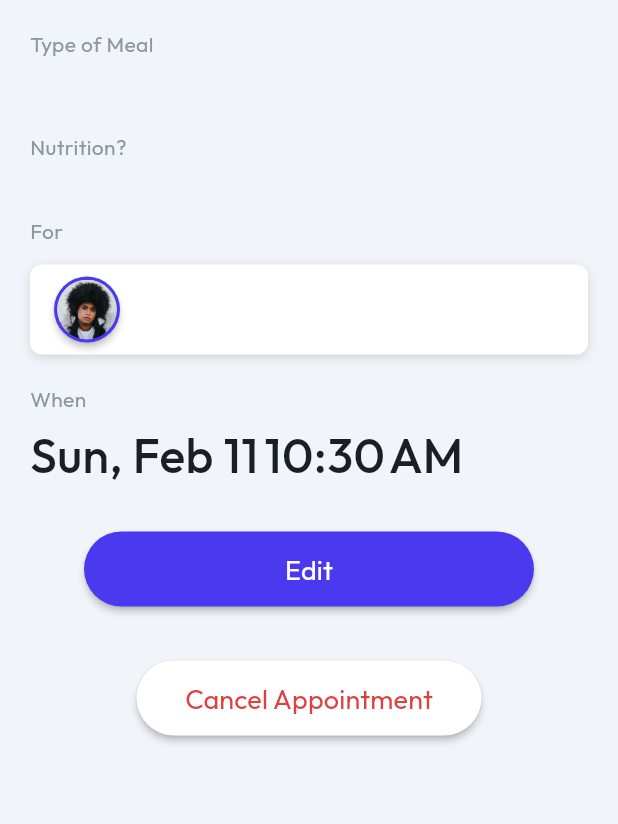
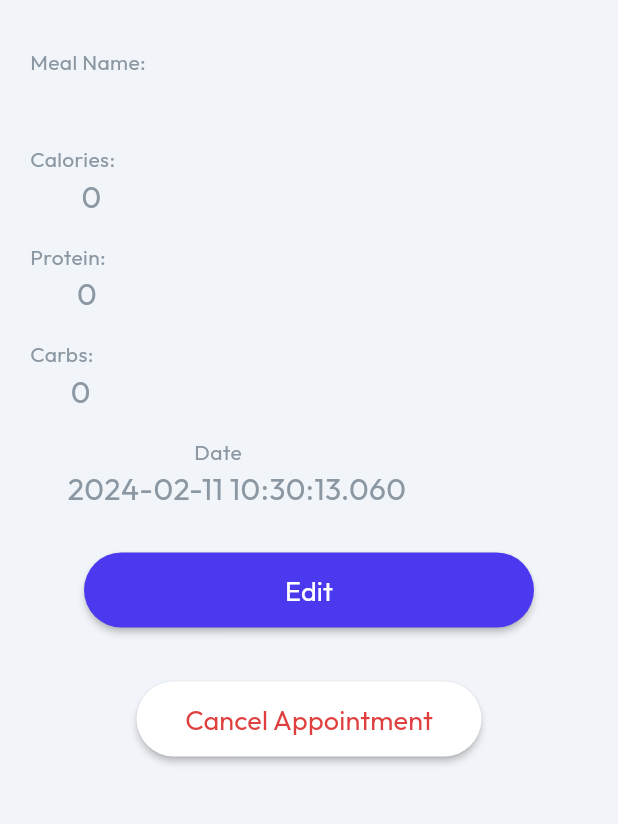
Before and after one commit to SavageFalcon/NutriFit, a Flutter app: the AppointmentDetailsWidget screen opened directly with empty values, on a phone screen of 412 x 824 dp, the part 61-885 px from its top. Run offline on Flutter 3.47's test engine with Material 3 defaults, Android fonts, the phone set to English and light mode, and no system bars; drawn by our look-alikes of auto_size_text; our stand-ins replace cloud_firestore, file_picker, firebase_auth, firebase_core, firebase_storage, flutter_animate and 15 more; missing offline and left inert: json_path, mime_type; accounts and stored records are empty; statements that could not run were skipped.

Commit message:
Updating to latest FlutterFlow output.

```diff
--- a/lib/pages/appointment_details/appointment_details_widget.dart
+++ b/lib/pages/appointment_details/appointment_details_widget.dart
@@ -104,39 +104,55 @@ class _AppointmentDetailsWidgetState extends State<AppointmentDetailsWidget> {
             centerTitle: false,
             elevation: 0.0,
           ),
-          body: SingleChildScrollView(
+          body: Column(
+            mainAxisSize: MainAxisSize.max,
+            children: [
+              SingleChildScrollView(
                 child: Column(
                   mainAxisSize: MainAxisSize.max,
                   children: [
                     Padding(
-                  padding: EdgeInsetsDirectional.fromSTEB(20.0, 4.0, 20.0, 0.0),
+                      padding:
+                          EdgeInsetsDirectional.fromSTEB(20.0, 16.0, 20.0, 0.0),
                       child: Row(
                         mainAxisSize: MainAxisSize.max,
                         children: [
-                      Expanded(
+                          Column(
+                            mainAxisSize: MainAxisSize.max,
+                            children: [
+                              Align(
+                                alignment: AlignmentDirectional(-1.0, 0.0),
                                 child: Text(
-                          'Type of Meal',
-                          style: FlutterFlowTheme.of(context).bodyMedium,
+                                  'Meal Name:',
+                                  textAlign: TextAlign.start,
+                                  style: FlutterFlowTheme.of(context)
+                                      .bodyMedium
+                                      .override(
+                                        fontFamily: 'Outfit',
+                                        fontSize: 14.0,
+                                      ),
+                                ),
+                              ),
+                              Align(
+                                alignment: AlignmentDirectional(-1.0, 0.0),
+                                child: Padding(
+                                  padding: EdgeInsetsDirectional.fromSTEB(
+                                      25.0, 0.0, 0.0, 0.0),
+                                  child: Text(
+                                    appointmentDetailsAppointmentsRecord
+                                        .mealName,
+                                    textAlign: TextAlign.start,
+                                    style: FlutterFlowTheme.of(context)
+                                        .bodyMedium
+                                        .override(
+                                          fontFamily: 'Outfit',
+                                          fontSize: 20.0,
+                                          decoration: TextDecoration.underline,
+                                        ),
+                                  ),
                                 ),
                               ),
                             ],
-                  ),
-                ),
-                Padding(
-                  padding: EdgeInsetsDirectional.fromSTEB(20.0, 4.0, 20.0, 0.0),
-                  child: Row(
-                    mainAxisSize: MainAxisSize.max,
-                    children: [
-                      Expanded(
-                        child: Text(
-                          appointmentDetailsAppointmentsRecord.appointmentType,
-                          style: FlutterFlowTheme.of(context)
-                              .headlineSmall
-                              .override(
-                                fontFamily: 'Outfit',
-                                fontWeight: FontWeight.bold,
-                              ),
-                        ),
                           ),
                         ],
                       ),
@@ -147,202 +163,190 @@ class _AppointmentDetailsWidgetState extends State<AppointmentDetailsWidget> {
                       child: Row(
                         mainAxisSize: MainAxisSize.max,
                         children: [
-                      Expanded(
+                          Column(
+                            mainAxisSize: MainAxisSize.max,
+                            children: [
+                              Align(
+                                alignment: AlignmentDirectional(-1.0, 0.0),
                                 child: Text(
-                          'Nutrition?',
-                          style: FlutterFlowTheme.of(context).bodyMedium,
+                                  'Calories:',
+                                  textAlign: TextAlign.start,
+                                  style: FlutterFlowTheme.of(context)
+                                      .bodyMedium
+                                      .override(
+                                        fontFamily: 'Outfit',
+                                        fontSize: 14.0,
+                                      ),
+                                ),
+                              ),
+                              Align(
+                                alignment: AlignmentDirectional(-1.0, 0.0),
+                                child: Padding(
+                                  padding: EdgeInsetsDirectional.fromSTEB(
+                                      25.0, 0.0, 0.0, 0.0),
+                                  child: Text(
+                                    appointmentDetailsAppointmentsRecord
+                                        .calorieCount
+                                        .toString(),
+                                    textAlign: TextAlign.start,
+                                    style: FlutterFlowTheme.of(context)
+                                        .bodyMedium
+                                        .override(
+                                          fontFamily: 'Outfit',
+                                          fontSize: 20.0,
+                                        ),
+                                  ),
                                 ),
                               ),
                             ],
-                  ),
-                ),
-                Padding(
-                  padding: EdgeInsetsDirectional.fromSTEB(20.0, 4.0, 20.0, 0.0),
-                  child: Row(
-                    mainAxisSize: MainAxisSize.max,
-                    children: [
-                      Expanded(
-                        child: Text(
-                          appointmentDetailsAppointmentsRecord
-                              .appointmentDescription,
-                          style: FlutterFlowTheme.of(context).bodySmall,
-                        ),
                           ),
                         ],
                       ),
                     ),
                     Padding(
                       padding:
-                      EdgeInsetsDirectional.fromSTEB(20.0, 12.0, 20.0, 0.0),
+                          EdgeInsetsDirectional.fromSTEB(20.0, 16.0, 20.0, 0.0),
                       child: Row(
                         mainAxisSize: MainAxisSize.max,
                         children: [
-                      Expanded(
-                        child: Text(
-                          'For',
-                          style: FlutterFlowTheme.of(context).bodyMedium,
-                        ),
-                      ),
-                    ],
-                  ),
-                ),
-                Align(
-                  alignment: AlignmentDirectional(0.0, 0.0),
-                  child: Padding(
-                    padding:
-                        EdgeInsetsDirectional.fromSTEB(20.0, 12.0, 20.0, 0.0),
-                    child: StreamBuilder<AppointmentsRecord>(
-                      stream: AppointmentsRecord.getDocument(
-                          appointmentDetailsAppointmentsRecord.reference),
-                      builder: (context, snapshot) {
-                        // Customize what your widget looks like when it's loading.
-                        if (!snapshot.hasData) {
-                          return Center(
-                            child: SizedBox(
-                              width: 40.0,
-                              height: 40.0,
-                              child: SpinKitPumpingHeart(
-                                color: FlutterFlowTheme.of(context).primary,
-                                size: 40.0,
-                              ),
-                            ),
-                          );
-                        }
-                        final containerAppointmentsRecord = snapshot.data!;
-                        return Container(
-                          width: double.infinity,
-                          height: 60.0,
-                          decoration: BoxDecoration(
-                            color: FlutterFlowTheme.of(context)
-                                .secondaryBackground,
-                            boxShadow: [
-                              BoxShadow(
-                                blurRadius: 5.0,
-                                color: Color(0x230E151B),
-                                offset: Offset(0.0, 2.0),
-                              )
-                            ],
-                            borderRadius: BorderRadius.circular(8.0),
-                          ),
-                          child: Padding(
-                            padding: EdgeInsetsDirectional.fromSTEB(
-                                12.0, 0.0, 12.0, 0.0),
-                            child: Row(
+                          Column(
                             mainAxisSize: MainAxisSize.max,
                             children: [
-                                Card(
-                                  clipBehavior: Clip.antiAliasWithSaveLayer,
-                                  color: FlutterFlowTheme.of(context).primary,
-                                  elevation: 2.0,
-                                  shape: RoundedRectangleBorder(
-                                    borderRadius: BorderRadius.circular(40.0),
-                                  ),
-                                  child: Padding(
-                                    padding: EdgeInsets.all(2.0),
-                                    child: Container(
-                                      width: 40.0,
-                                      height: 40.0,
-                                      clipBehavior: Clip.antiAlias,
-                                      decoration: BoxDecoration(
-                                        shape: BoxShape.circle,
-                                      ),
-                                      child: Image.asset(
-                                        'assets/images/UI_avatar_2@3x.png',
-                                      ),
-                                    ),
-                                  ),
-                                ),
-                                Padding(
-                                  padding: EdgeInsetsDirectional.fromSTEB(
-                                      12.0, 0.0, 0.0, 0.0),
-                                  child: Column(
-                                    mainAxisSize: MainAxisSize.max,
-                                    mainAxisAlignment: MainAxisAlignment.center,
-                                    crossAxisAlignment:
-                                        CrossAxisAlignment.start,
-                                    children: [
-                                      Row(
-                                        mainAxisSize: MainAxisSize.max,
-                                        children: [
-                                          Text(
-                                            appointmentDetailsAppointmentsRecord
-                                                .appointmentName,
-                                            style: FlutterFlowTheme.of(context)
-                                                .headlineSmall,
-                                          ),
-                                        ],
-                                      ),
-                                      Text(
-                                        appointmentDetailsAppointmentsRecord
-                                            .appointmentEmail,
+                              Align(
+                                alignment: AlignmentDirectional(-1.0, 0.0),
+                                child: Text(
+                                  'Protein:',
+                                  textAlign: TextAlign.start,
                                   style: FlutterFlowTheme.of(context)
                                       .bodyMedium
                                       .override(
                                         fontFamily: 'Outfit',
-                                              color:
-                                                  FlutterFlowTheme.of(context)
-                                                      .primary,
-                                            ),
-                                      ),
-                                    ],
-                                  ),
-                                ),
-                              ],
-                            ),
-                          ),
-                        );
-                      },
+                                        fontSize: 14.0,
                                       ),
                                 ),
                               ),
-                Padding(
-                  padding: EdgeInsetsDirectional.fromSTEB(20.0, 4.0, 20.0, 0.0),
-                  child: Row(
-                    mainAxisSize: MainAxisSize.max,
-                    children: [
-                      Expanded(
+                              Align(
+                                alignment: AlignmentDirectional(-1.0, 0.0),
                                 child: Padding(
                                   padding: EdgeInsetsDirectional.fromSTEB(
-                              0.0, 16.0, 0.0, 0.0),
+                                      25.0, 0.0, 0.0, 0.0),
                                   child: Text(
-                            'When',
-                            style: FlutterFlowTheme.of(context).bodyMedium,
+                                    appointmentDetailsAppointmentsRecord
+                                        .proteinCount
+                                        .toString(),
+                                    textAlign: TextAlign.start,
+                                    style: FlutterFlowTheme.of(context)
+                                        .bodyMedium
+                                        .override(
+                                          fontFamily: 'Outfit',
+                                          fontSize: 20.0,
+                                        ),
                                   ),
                                 ),
                               ),
                             ],
                           ),
+                        ],
+                      ),
                     ),
                     Padding(
-                  padding: EdgeInsetsDirectional.fromSTEB(20.0, 4.0, 20.0, 0.0),
+                      padding:
+                          EdgeInsetsDirectional.fromSTEB(20.0, 16.0, 20.0, 0.0),
                       child: Row(
                         mainAxisSize: MainAxisSize.max,
                         children: [
-                      Text(
-                        dateTimeFormat(
-                            'MMMEd',
-                            appointmentDetailsAppointmentsRecord
-                                .appointmentTime!),
-                        style: FlutterFlowTheme.of(context).displaySmall,
+                          Column(
+                            mainAxisSize: MainAxisSize.max,
+                            children: [
+                              Align(
+                                alignment: AlignmentDirectional(-1.0, 0.0),
+                                child: Text(
+                                  'Carbs:',
+                                  textAlign: TextAlign.start,
+                                  style: FlutterFlowTheme.of(context)
+                                      .bodyMedium
+                                      .override(
+                                        fontFamily: 'Outfit',
+                                        fontSize: 14.0,
                                       ),
-                      Expanded(
+                                ),
+                              ),
+                              Align(
+                                alignment: AlignmentDirectional(-1.0, 0.0),
                                 child: Padding(
                                   padding: EdgeInsetsDirectional.fromSTEB(
-                              4.0, 0.0, 0.0, 0.0),
+                                      25.0, 0.0, 0.0, 0.0),
                                   child: Text(
-                            dateTimeFormat(
-                                'jm',
                                     appointmentDetailsAppointmentsRecord
-                                    .appointmentTime!),
-                            style: FlutterFlowTheme.of(context).displaySmall,
+                                        .carbCount
+                                        .toString(),
+                                    textAlign: TextAlign.start,
+                                    style: FlutterFlowTheme.of(context)
+                                        .bodyMedium
+                                        .override(
+                                          fontFamily: 'Outfit',
+                                          fontSize: 20.0,
+                                        ),
                                   ),
                                 ),
                               ),
                             ],
                           ),
+                        ],
+                      ),
                     ),
                     Padding(
-                  padding: EdgeInsetsDirectional.fromSTEB(0.0, 28.0, 0.0, 36.0),
+                      padding:
+                          EdgeInsetsDirectional.fromSTEB(20.0, 16.0, 20.0, 0.0),
+                      child: Row(
+                        mainAxisSize: MainAxisSize.max,
+                        children: [
+                          Column(
+                            mainAxisSize: MainAxisSize.max,
+                            children: [
+                              Align(
+                                alignment: AlignmentDirectional(-1.0, 0.0),
+                                child: Text(
+                                  'Date',
+                                  textAlign: TextAlign.start,
+                                  style: FlutterFlowTheme.of(context)
+                                      .bodyMedium
+                                      .override(
+                                        fontFamily: 'Outfit',
+                                        fontSize: 14.0,
+                                      ),
+                                ),
+                              ),
+                              Align(
+                                alignment: AlignmentDirectional(-1.0, 0.0),
+                                child: Padding(
+                                  padding: EdgeInsetsDirectional.fromSTEB(
+                                      25.0, 0.0, 0.0, 0.0),
+                                  child: Text(
+                                    valueOrDefault<String>(
+                                      appointmentDetailsAppointmentsRecord
+                                          .mealTime
+                                          ?.toString(),
+                                      '0',
+                                    ),
+                                    textAlign: TextAlign.start,
+                                    style: FlutterFlowTheme.of(context)
+                                        .bodyMedium
+                                        .override(
+                                          fontFamily: 'Outfit',
+                                          fontSize: 20.0,
+                                        ),
+                                  ),
+                                ),
+                              ),
+                            ],
+                          ),
+                        ],
+                      ),
+                    ),
+                    Padding(
+                      padding:
+                          EdgeInsetsDirectional.fromSTEB(0.0, 28.0, 0.0, 36.0),
                       child: FFButtonWidget(
                         onPressed: () async {
                           await showModalBottomSheet(
@@ -368,10 +372,10 @@ class _AppointmentDetailsWidgetState extends State<AppointmentDetailsWidget> {
                         options: FFButtonOptions(
                           width: 300.0,
                           height: 50.0,
-                      padding:
-                          EdgeInsetsDirectional.fromSTEB(0.0, 0.0, 0.0, 0.0),
-                      iconPadding:
-                          EdgeInsetsDirectional.fromSTEB(0.0, 0.0, 0.0, 0.0),
+                          padding: EdgeInsetsDirectional.fromSTEB(
+                              0.0, 0.0, 0.0, 0.0),
+                          iconPadding: EdgeInsetsDirectional.fromSTEB(
+                              0.0, 0.0, 0.0, 0.0),
                           color: FlutterFlowTheme.of(context).primary,
                           textStyle: FlutterFlowTheme.of(context).titleSmall,
                           elevation: 2.0,
@@ -384,7 +388,8 @@ class _AppointmentDetailsWidgetState extends State<AppointmentDetailsWidget> {
                       ),
                     ),
                     Padding(
-                  padding: EdgeInsetsDirectional.fromSTEB(0.0, 0.0, 0.0, 36.0),
+                      padding:
+                          EdgeInsetsDirectional.fromSTEB(0.0, 0.0, 0.0, 36.0),
                       child: FFButtonWidget(
                         onPressed: () async {
                           await appointmentDetailsAppointmentsRecord.reference
@@ -397,7 +402,8 @@ class _AppointmentDetailsWidgetState extends State<AppointmentDetailsWidget> {
                                     .bodyMedium
                                     .override(
                                       fontFamily: 'Outfit',
-                                  color: FlutterFlowTheme.of(context).alternate,
+                                      color: FlutterFlowTheme.of(context)
+                                          .alternate,
                                     ),
                               ),
                               duration: Duration(milliseconds: 4000),
@@ -410,11 +416,12 @@ class _AppointmentDetailsWidgetState extends State<AppointmentDetailsWidget> {
                         options: FFButtonOptions(
                           width: 230.0,
                           height: 50.0,
-                      padding:
-                          EdgeInsetsDirectional.fromSTEB(0.0, 0.0, 0.0, 0.0),
-                      iconPadding:
-                          EdgeInsetsDirectional.fromSTEB(0.0, 0.0, 0.0, 0.0),
-                      color: FlutterFlowTheme.of(context).secondaryBackground,
+                          padding: EdgeInsetsDirectional.fromSTEB(
+                              0.0, 0.0, 0.0, 0.0),
+                          iconPadding: EdgeInsetsDirectional.fromSTEB(
+                              0.0, 0.0, 0.0, 0.0),
+                          color:
+                              FlutterFlowTheme.of(context).secondaryBackground,
                           textStyle:
                               FlutterFlowTheme.of(context).titleSmall.override(
                                     fontFamily: 'Outfit',
@@ -433,6 +440,8 @@ class _AppointmentDetailsWidgetState extends State<AppointmentDetailsWidget> {
                   ],
                 ),
               ),
+            ],
+          ),
         );
       },
     );
```
Lines whose indentation alone changed are shown as unchanged.
